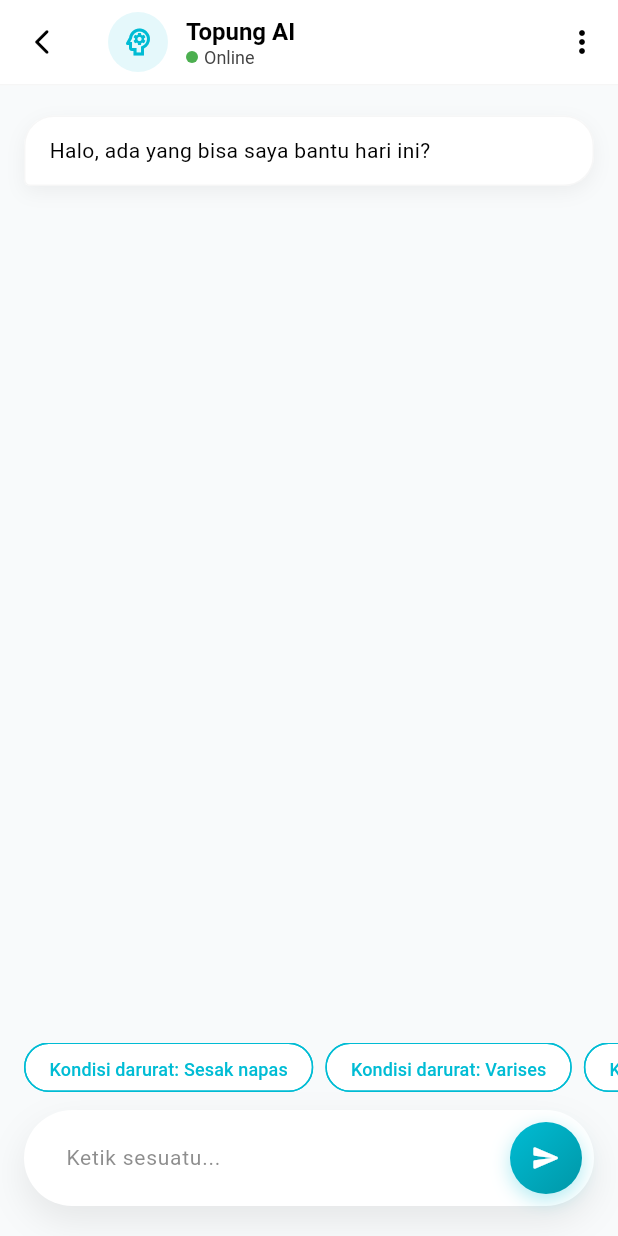
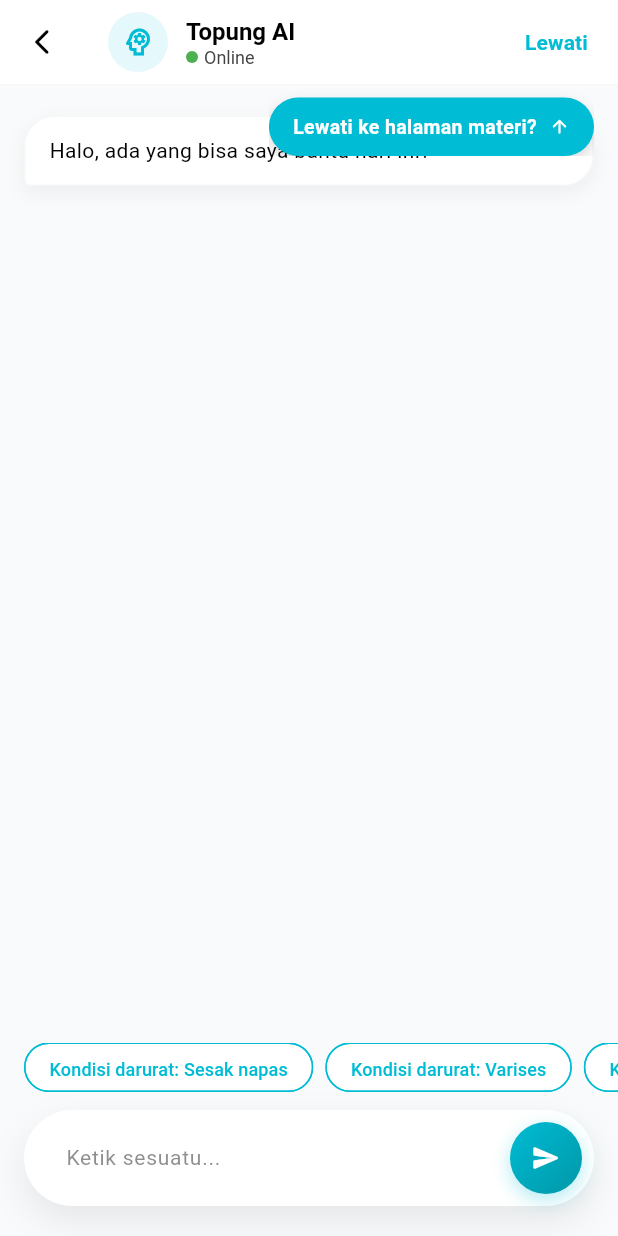
Before and after one commit to Fauzaaannn/topung_mobile, a Flutter app: the ChatPage screen opened by its route, on a phone screen of 412 x 824 dp. Run offline on Flutter 3.47's test engine with Material 3 defaults, Android fonts, the phone set to English and light mode, and no system bars; drawn by our look-alikes of flutter_markdown; our stand-ins replace auto_route, cached_network_image, dartz, dio, equatable, flutter_bloc and 6 more; missing offline and left inert: gif_view; accounts and stored records are empty.

Commit message:
add new skip chat page routing

```diff
--- a/lib/presentation/pages/chatbot_pages/chat_page.dart
+++ b/lib/presentation/pages/chatbot_pages/chat_page.dart
@@ -71,7 +71,8 @@ class ChatPage extends StatefulWidget {
   State<ChatPage> createState() => _ChatPageState();
 }
 
-class _ChatPageState extends State<ChatPage> {
+class _ChatPageState extends State<ChatPage>
+    with SingleTickerProviderStateMixin {
   final _messageController = TextEditingController();
   final _scrollController = ScrollController();
   final _focusNode = FocusNode();
@@ -84,9 +85,44 @@ class _ChatPageState extends State<ChatPage> {
   List<_ChatMessage> _messages = [];
   String? _currentConversationId;
 
+  late AnimationController _bannerAnimController;
+  late Animation<Offset> _bannerOffsetAnim;
+  late Animation<double> _sizeAnim;
+
   @override
   void initState() {
     super.initState();
+
+    _bannerAnimController = AnimationController(
+      vsync: this,
+      duration: const Duration(milliseconds: 1000),
+    );
+    _bannerOffsetAnim =
+        Tween<Offset>(
+          begin: const Offset(0, -1.0),
+          end: const Offset(0, 0.0),
+        ).animate(
+          CurvedAnimation(
+            parent: _bannerAnimController,
+            curve: const Interval(0.0, 0.6, curve: Curves.easeOutCubic),
+          ),
+        );
+    _sizeAnim = Tween<double>(begin: 0.0, end: 1.0).animate(
+      CurvedAnimation(
+        parent: _bannerAnimController,
+        curve: const Interval(0.4, 1.0, curve: Curves.easeOutCubic),
+      ),
+    );
+
+    Future.delayed(const Duration(milliseconds: 800), () {
+      if (mounted) {
+        _bannerAnimController.forward();
+        Future.delayed(const Duration(seconds: 4), () {
+          if (mounted) _bannerAnimController.reverse();
+        });
+      }
+    });
+
     _chatbotBloc = ChatbotBloc(GetIt.instance<ChatbotUsecase>());
 
     if (widget.chatId != null && widget.chatId!.isNotEmpty) {
@@ -113,6 +149,7 @@ class _ChatPageState extends State<ChatPage> {
 
   @override
   void dispose() {
+    _bannerAnimController.dispose();
     _messageController.dispose();
     _scrollController.dispose();
     _focusNode.dispose();
@@ -358,6 +395,64 @@ class _ChatPageState extends State<ChatPage> {
                       },
                     )
                   : _buildChatView(),
+              Positioned(
+                top: 0,
+                right: 16,
+                child: SlideTransition(
+                  position: _bannerOffsetAnim,
+                  child: SizeTransition(
+                    sizeFactor: _sizeAnim,
+                    axis: Axis.horizontal,
+                    axisAlignment: 1.0,
+                    child: Padding(
+                      padding: const EdgeInsets.only(top: 8.0),
+                      child: Material(
+                        color: Colors.transparent,
+                        child: InkWell(
+                          onTap: () => context.router.pop(),
+                          borderRadius: BorderRadius.circular(20),
+                          child: Container(
+                            padding: const EdgeInsets.symmetric(
+                              horizontal: 16,
+                              vertical: 10,
+                            ),
+                            decoration: BoxDecoration(
+                              color: ColorConstant.primary,
+                              borderRadius: BorderRadius.circular(20),
+                              boxShadow: [
+                                BoxShadow(
+                                  color: Colors.black.withOpacity(0.15),
+                                  blurRadius: 8,
+                                  offset: const Offset(0, 4),
+                                ),
+                              ],
+                            ),
+                            child: const Row(
+                              mainAxisSize: MainAxisSize.min,
+                              children: [
+                                Text(
+                                  "Lewati ke halaman materi?",
+                                  style: TextStyle(
+                                    color: Colors.white,
+                                    fontWeight: FontWeight.bold,
+                                    fontSize: 13,
+                                  ),
+                                ),
+                                SizedBox(width: 8),
+                                Icon(
+                                  Icons.arrow_upward_rounded,
+                                  color: Colors.white,
+                                  size: 14,
+                                ),
+                              ],
+                            ),
+                          ),
+                        ),
+                      ),
+                    ),
+                  ),
+                ),
+              ),
             ],
           ),
         ),
@@ -432,10 +527,18 @@ class _ChatPageState extends State<ChatPage> {
         ],
       ),
       actions: [
-        IconButton(
-          icon: const Icon(Icons.more_vert_rounded, color: ColorConstant.black),
-          onPressed: () {},
+        TextButton(
+          onPressed: () => context.router.pop(),
+          child: const Text(
+            "Lewati",
+            style: TextStyle(
+              color: ColorConstant.primary,
+              fontWeight: FontWeight.bold,
+              fontSize: 14,
+            ),
+          ),
         ),
+        const SizedBox(width: 8),
       ],
       bottom: PreferredSize(
         preferredSize: const Size.fromHeight(1),
```
